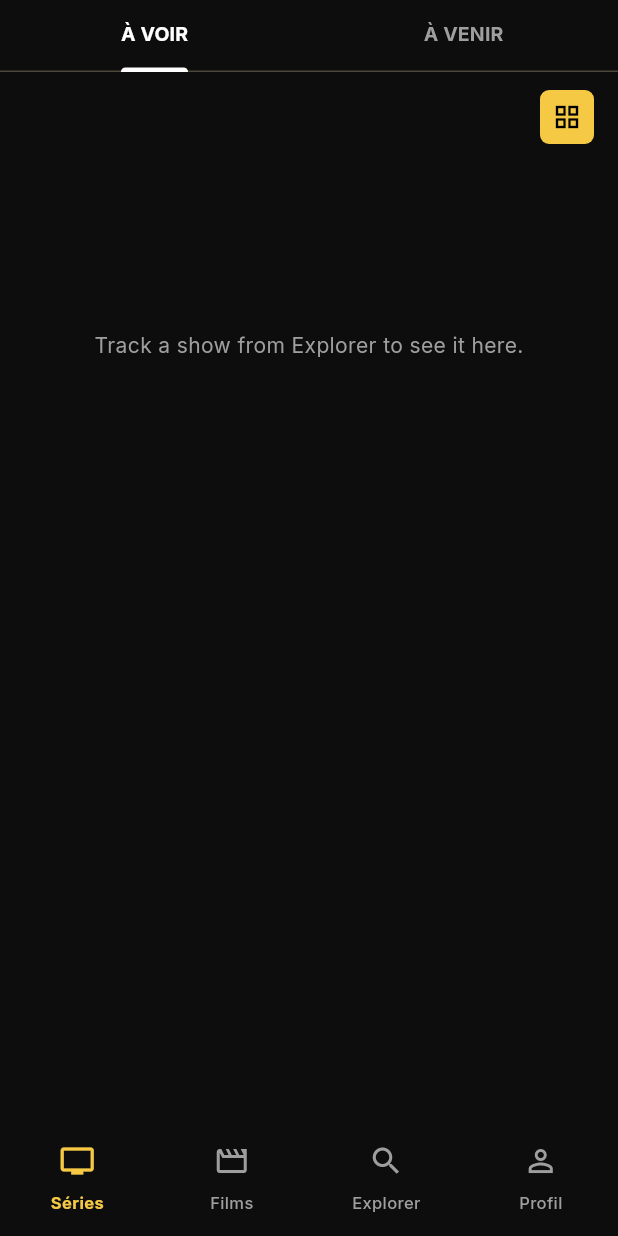
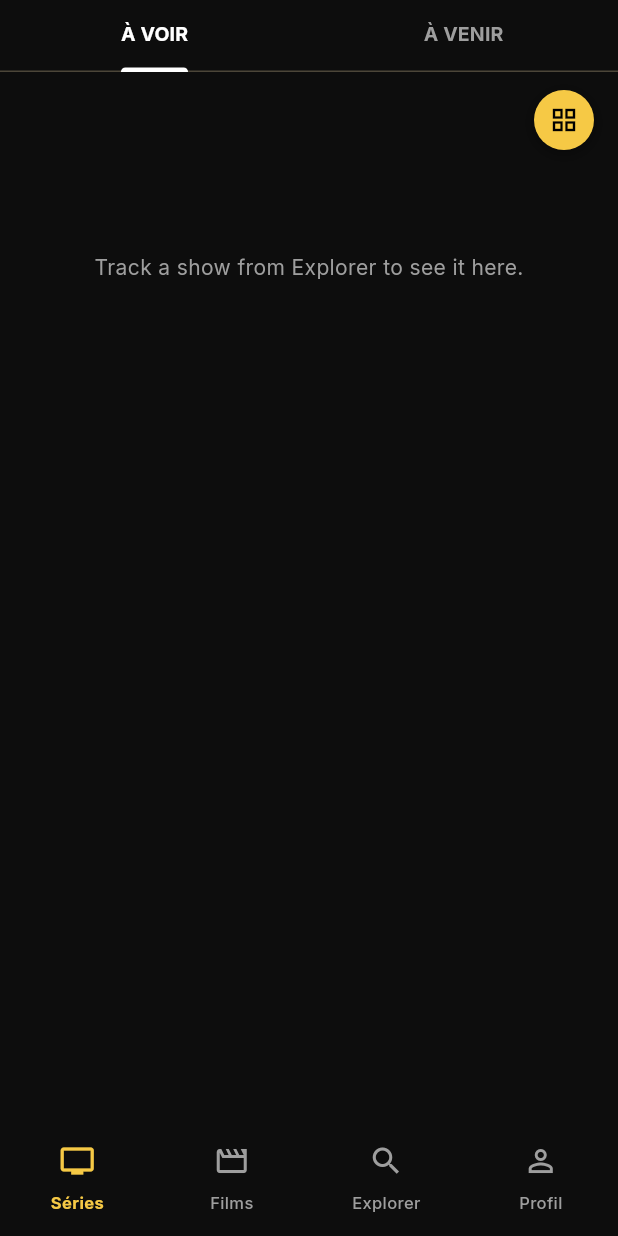
Before and after one commit to Mehdi-F/showtime, a Flutter app: the screen it shows once a user with an empty profile is signed in, on a phone screen of 412 x 824 dp. Run offline on Flutter 3.47's test engine with Material 3 defaults, Android fonts, the phone set to English and light mode, and no system bars; our stand-ins replace cached_network_image, cloud_firestore, confetti, csv, file_picker, firebase_auth and 3 more; accounts and stored records are empty; network calls fail; statements that could not run were skipped.

Commit message:
Make the view toggle a floating overlay instead of a fixed bar
Replace the full-width row (with its own solid background) with a
Positioned circular button overlaid on top of the scrollable content,
with a drop shadow so it reads as floating rather than as part of the
page's static chrome. Applies to both Séries and Films.

```diff
--- a/lib/screens/films_screen.dart
+++ b/lib/screens/films_screen.dart
@@ -164,7 +164,16 @@ class _ToWatchTabState extends State<_ToWatchTab> {
 
   @override
   Widget build(BuildContext context) {
-    return RefreshIndicator(onRefresh: _refresh, child: _buildBody());
+    return Stack(
+      children: [
+        Positioned.fill(child: RefreshIndicator(onRefresh: _refresh, child: _buildBody())),
+        Positioned(
+          top: 12,
+          right: 16,
+          child: ViewModeToggle(isGrid: widget.viewMode == _ViewMode.grid, onTap: widget.onToggleViewMode),
+        ),
+      ],
+    );
   }
 
   Widget _buildBody() {
@@ -202,17 +211,11 @@ class _ToWatchTabState extends State<_ToWatchTab> {
   }
 
   Widget _buildHeader() {
-    return Padding(
-      padding: const EdgeInsets.fromLTRB(16, 16, 16, 8),
-      child: Row(
-        mainAxisAlignment: MainAxisAlignment.spaceBetween,
-        children: [
-          const Text('À VOIR',
-              style: TextStyle(
-                  color: AppColors.textSecondary, fontSize: 12, fontWeight: FontWeight.w700, letterSpacing: 0.5)),
-          ViewModeToggle(isGrid: widget.viewMode == _ViewMode.grid, onTap: widget.onToggleViewMode),
-        ],
-      ),
+    return const Padding(
+      padding: EdgeInsets.fromLTRB(16, 16, 16, 8),
+      child: Text('À VOIR',
+          style: TextStyle(
+              color: AppColors.textSecondary, fontSize: 12, fontWeight: FontWeight.w700, letterSpacing: 0.5)),
     );
   }
 
--- a/lib/screens/series_screen.dart
+++ b/lib/screens/series_screen.dart
@@ -342,18 +342,14 @@ class _ToWatchTabState extends State<_ToWatchTab> {
 
   @override
   Widget build(BuildContext context) {
-    return Column(
+    return Stack(
       children: [
-        Padding(
-          padding: const EdgeInsets.fromLTRB(16, 12, 16, 4),
-          child: Row(
-            mainAxisAlignment: MainAxisAlignment.end,
-            children: [
-              ViewModeToggle(isGrid: widget.viewMode == _ViewMode.grid, onTap: widget.onToggleViewMode),
-            ],
-          ),
+        Positioned.fill(child: RefreshIndicator(onRefresh: _refresh, child: _buildBody(context))),
+        Positioned(
+          top: 12,
+          right: 16,
+          child: ViewModeToggle(isGrid: widget.viewMode == _ViewMode.grid, onTap: widget.onToggleViewMode),
         ),
-        Expanded(child: RefreshIndicator(onRefresh: _refresh, child: _buildBody(context))),
       ],
     );
   }
@@ -587,18 +583,14 @@ class _UpcomingTabState extends State<_UpcomingTab> {
 
   @override
   Widget build(BuildContext context) {
-    return Column(
+    return Stack(
       children: [
-        Padding(
-          padding: const EdgeInsets.fromLTRB(16, 12, 16, 4),
-          child: Row(
-            mainAxisAlignment: MainAxisAlignment.end,
-            children: [
-              ViewModeToggle(isGrid: widget.viewMode == _ViewMode.grid, onTap: widget.onToggleViewMode),
-            ],
-          ),
+        Positioned.fill(child: RefreshIndicator(onRefresh: _refresh, child: _buildBody(context))),
+        Positioned(
+          top: 12,
+          right: 16,
+          child: ViewModeToggle(isGrid: widget.viewMode == _ViewMode.grid, onTap: widget.onToggleViewMode),
         ),
-        Expanded(child: RefreshIndicator(onRefresh: _refresh, child: _buildBody(context))),
       ],
     );
   }
--- a/lib/widgets/view_mode_toggle.dart
+++ b/lib/widgets/view_mode_toggle.dart
@@ -1,8 +1,8 @@
 import 'package:flutter/material.dart';
 import '../theme/app_theme.dart';
 
-/// Grid/list view switcher, styled to sit inline with a section header row
-/// (matching TV Time's layout) rather than in the app bar.
+/// Grid/list view switcher, floating above the scrollable content rather
+/// than occupying its own row in the layout.
 class ViewModeToggle extends StatelessWidget {
   final bool isGrid;
   final VoidCallback onTap;
@@ -14,11 +14,14 @@ class ViewModeToggle extends StatelessWidget {
     return GestureDetector(
       onTap: onTap,
       child: Container(
-        width: 36,
-        height: 36,
+        width: 40,
+        height: 40,
         decoration: BoxDecoration(
           color: AppColors.accent,
-          borderRadius: BorderRadius.circular(6),
+          borderRadius: BorderRadius.circular(20),
+          boxShadow: [
+            BoxShadow(color: Colors.black.withValues(alpha: 0.4), blurRadius: 8, offset: const Offset(0, 2)),
+          ],
         ),
         child: Icon(isGrid ? Icons.view_list : Icons.grid_view, color: Colors.black, size: 20),
       ),
```
